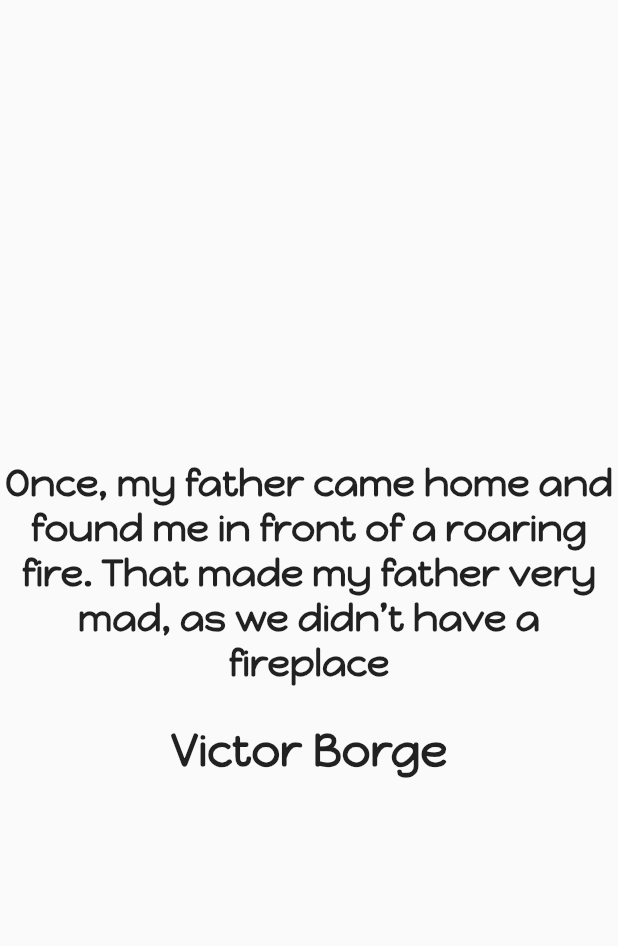
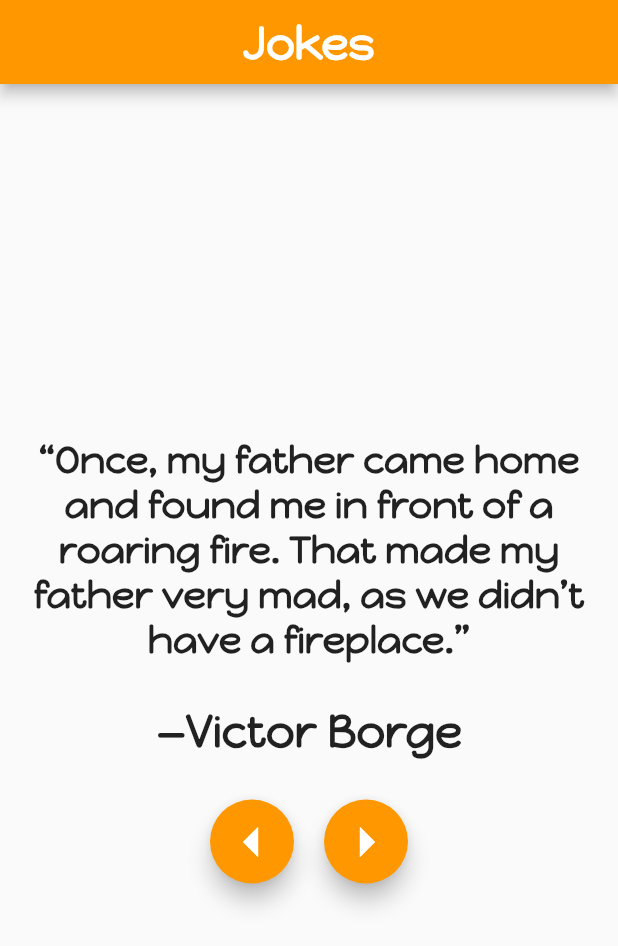
Before and after one commit to unesxavi/flutter_bad_jokes_app, a Flutter app: the screen it shows after launch, on a phone screen of 412 x 824 dp. Shown: the top 946 px of the screen. Run offline on Flutter 3.47's test engine with Material 2 defaults, Android fonts, the phone set to English and light mode, and no system bars.

Commit message:
Jokes App method 1

```diff
--- a/lib/main.dart
+++ b/lib/main.dart
@@ -16,6 +16,7 @@ class MyApp extends StatelessWidget {
         primarySwatch: Colors.blue,
       ),
       home: const JokesApp(),
+      debugShowCheckedModeBanner: false,
     );
   }
 }
@@ -28,35 +29,109 @@ class JokesApp extends StatefulWidget {
 }
 
 class _JokesAppState extends State<JokesApp> {
+  List jokes = [
+    {
+      "joke":
+          "“Once, my father came home and found me in front of a roaring fire. That made my father very mad, as we didn’t have a fireplace.”",
+      "author": '—Victor Borge',
+    },
+    {
+      "joke":
+          "In Denver, the members of a Sunday­-school class were asked to set down their favorite biblical truths. One youngster laboriously printed: “Do one to others as others do one to you.”",
+      "author": "—Lee Olson, The Denver Post",
+    },
+    {
+      "joke":
+          "Why did the soccer player take so long to eat dinner? Because he thought he couldn’t use his hands.",
+      "author": "—Jhon Olson",
+    },
+    {
+      "joke":
+          "What did the policeman say to his hungry stomach? “Freeze. You’re under a vest.”",
+      "author": "—Albert Capsic",
+    },
+  ];
+
+  var myIndex = 0;
+
   @override
   Widget build(BuildContext context) {
-    return Scaffold(
+    return SafeArea(
+      child: Scaffold(
+        appBar: AppBar(
+          title: const Text(
+            "Jokes",
+            style: TextStyle(
+              fontFamily: "HappyMonkey",
+              fontSize: 30,
+              fontWeight: FontWeight.bold,
+            ),
+          ),
+          centerTitle: true,
+          backgroundColor: Colors.orange,
+        ),
         body: SizedBox(
           width: double.infinity,
           child: Column(
             mainAxisAlignment: MainAxisAlignment.center,
             crossAxisAlignment: CrossAxisAlignment.center,
-          children: const [
+            children: [
               Text(
-              "Once, my father came home and found me in front of a roaring fire. That made my father very mad, as we didn’t have a fireplace",
-              style: TextStyle(
+                jokes[myIndex]['joke'],
+                style: const TextStyle(
                   fontFamily: "HappyMonkey",
                   fontSize: 25,
                   fontWeight: FontWeight.bold,
                 ),
                 textAlign: TextAlign.center,
               ),
-            SizedBox(height: 25),
+              const SizedBox(height: 28),
               Text(
-              "Victor Borge",
-              style: TextStyle(
+                jokes[myIndex]['author'],
+                style: const TextStyle(
                   fontFamily: "HappyMonkey",
                   fontSize: 30,
                   fontWeight: FontWeight.bold,
                 ),
                 textAlign: TextAlign.center,
               ),
+              const SizedBox(height: 28),
+              Row(
+                mainAxisAlignment: MainAxisAlignment.center,
+                children: [
+                  FloatingActionButton(
+                    onPressed: () {
+                      setState(() {
+                        if (myIndex > 0) {
+                          myIndex--;
+                        }
+                      });
+                    },
+                    backgroundColor: Colors.orange,
+                    child: const Icon(
+                      Icons.arrow_left,
+                      size: 48,
+                    ),
+                  ),
+                  const SizedBox(width: 20),
+                  FloatingActionButton(
+                    onPressed: () {
+                      setState(() {
+                        if (myIndex < jokes.length - 1) {
+                          myIndex++;
+                        }
+                      });
+                    },
+                    backgroundColor: Colors.orange,
+                    child: const Icon(
+                      Icons.arrow_right,
+                      size: 48,
+                    ),
+                  ),
                 ],
+              )
+            ],
+          ),
         ),
       ),
     );
```
Lines whose indentation alone changed are shown as unchanged.
